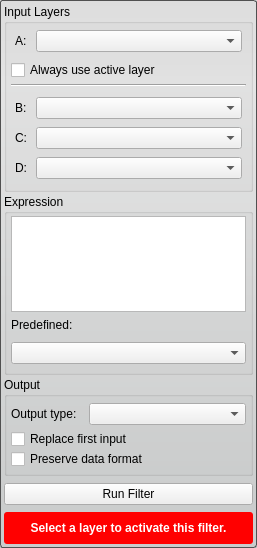
Qt form Interface/ToolInterface/ArithmeticFilterInterface.ui (jessdtate/Seg3D) before a commit.
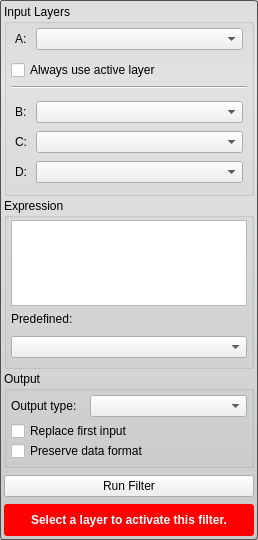
The same form after that commit. Custom widgets are drawn as their Qt base class.

```diff
--- a/Interface/ToolInterface/ArithmeticFilterInterface.ui
+++ b/Interface/ToolInterface/ArithmeticFilterInterface.ui
@@ -6,8 +6,8 @@
    <rect>
     <x>0</x>
     <y>0</y>
-    <width>257</width>
-    <height>548</height>
+    <width>258</width>
+    <height>540</height>
    </rect>
   </property>
   <property name="windowTitle">
@@ -34,13 +34,13 @@
      </property>
      <layout class="QVBoxLayout" name="verticalLayout_2">
       <property name="spacing">
-       <number>4</number>
+       <number>6</number>
       </property>
       <property name="leftMargin">
        <number>4</number>
       </property>
       <property name="topMargin">
-       <number>2</number>
+       <number>0</number>
       </property>
       <property name="rightMargin">
        <number>4</number>
@@ -347,7 +347,7 @@
        <number>4</number>
       </property>
       <property name="topMargin">
-       <number>2</number>
+       <number>0</number>
       </property>
       <property name="rightMargin">
        <number>4</number>
@@ -476,12 +476,6 @@
        <height>32</height>
       </size>
      </property>
-     <property name="maximumSize">
-      <size>
-       <width>16777215</width>
-       <height>32</height>
-      </size>
-     </property>
      <property name="styleSheet">
       <string notr="true">QLabel#message_{
 	color: white;
```
